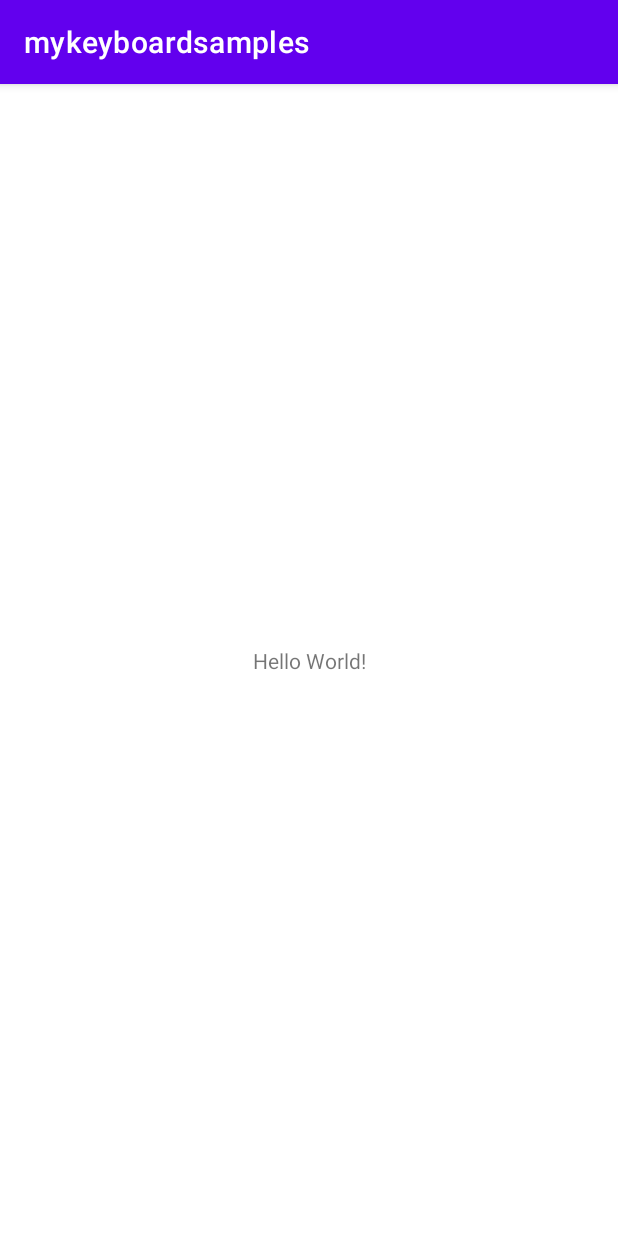
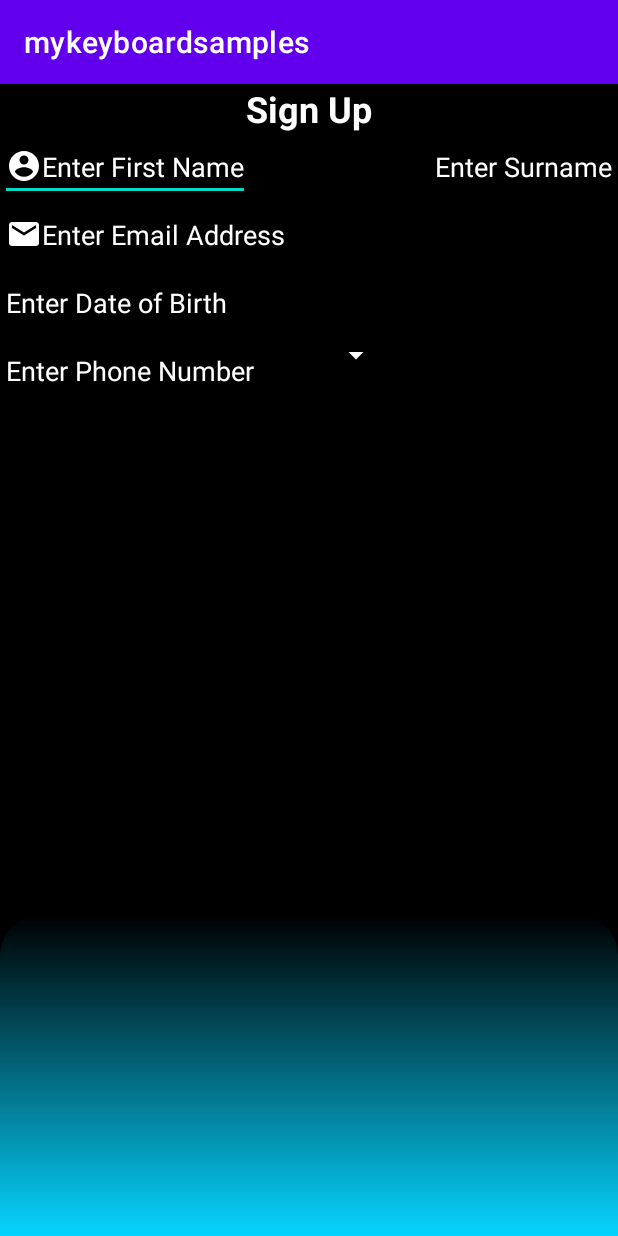
Before and after one commit to Mobile-App-Projects/My_Keyboard_Samples, an Android app: the screen it shows after launch (MainActivity), on a phone screen of 412 x 824 dp. Run offline under Robolectric (Android 15) with nearby library versions, the phone set to English and light mode, and no system bars.

Commit message:
UI design

```diff
--- /dev/null
+++ b/app/src/main/res/drawable/ic_account_circle_white.xml
@@ -0,0 +1,5 @@
+<vector android:height="24dp" android:tint="#FFFFFF"
+    android:viewportHeight="24" android:viewportWidth="24"
+    android:width="24dp" xmlns:android="http://schemas.android.com/apk/res/android">
+    <path android:fillColor="@android:color/white" android:pathData="M12,2C6.48,2 2,6.48 2,12s4.48,10 10,10 10,-4.48 10,-10S17.52,2 12,2zM12,5c1.66,0 3,1.34 3,3s-1.34,3 -3,3 -3,-1.34 -3,-3 1.34,-3 3,-3zM12,19.2c-2.5,0 -4.71,-1.28 -6,-3.22 0.03,-1.99 4,-3.08 6,-3.08 1.99,0 5.97,1.09 6,3.08 -1.29,1.94 -3.5,3.22 -6,3.22z"/>
+</vector>
--- /dev/null
+++ b/app/src/main/res/drawable/ic_email_white.xml
@@ -0,0 +1,5 @@
+<vector android:height="24dp" android:tint="#FFFFFF"
+    android:viewportHeight="24" android:viewportWidth="24"
+    android:width="24dp" xmlns:android="http://schemas.android.com/apk/res/android">
+    <path android:fillColor="@android:color/white" android:pathData="M20,4L4,4c-1.1,0 -1.99,0.9 -1.99,2L2,18c0,1.1 0.9,2 2,2h16c1.1,0 2,-0.9 2,-2L22,6c0,-1.1 -0.9,-2 -2,-2zM20,8l-8,5 -8,-5L4,6l8,5 8,-5v2z"/>
+</vector>
--- a/app/src/main/res/layout/activity_main.xml
+++ b/app/src/main/res/layout/activity_main.xml
@@ -1,18 +1,88 @@
 <?xml version="1.0" encoding="utf-8"?>
-<androidx.constraintlayout.widget.ConstraintLayout xmlns:android="http://schemas.android.com/apk/res/android"
+<RelativeLayout xmlns:android="http://schemas.android.com/apk/res/android"
     xmlns:app="http://schemas.android.com/apk/res-auto"
     xmlns:tools="http://schemas.android.com/tools"
     android:layout_width="match_parent"
     android:layout_height="match_parent"
+    android:background="@drawable/teal_bg"
     tools:context=".MainActivity">
 
     <TextView
+        android:id="@+id/sign_up"
         android:layout_width="wrap_content"
         android:layout_height="wrap_content"
-        android:text="Hello World!"
-        app:layout_constraintBottom_toBottomOf="parent"
-        app:layout_constraintLeft_toLeftOf="parent"
-        app:layout_constraintRight_toRightOf="parent"
-        app:layout_constraintTop_toTopOf="parent" />
+        android:text="@string/sign_up"
+        android:textStyle="bold"
+        android:textSize="24sp"
+        android:textColor="@color/white"
+        android:layout_centerHorizontal="true"
+        />
 
-</androidx.constraintlayout.widget.ConstraintLayout>
+    <EditText
+        android:id="@+id/first_name"
+        android:layout_width="wrap_content"
+        android:layout_height="wrap_content"
+        android:layout_below="@id/sign_up"
+        android:drawableStart="@drawable/ic_account_circle_white"
+        android:hint="@string/enter_first_name"
+        android:textColor="@color/white"
+        android:textColorHint="@color/white"
+        android:inputType="textCapSentences"
+        />
+
+    <EditText
+        android:id="@+id/surname"
+        android:layout_width="wrap_content"
+        android:layout_height="wrap_content"
+        android:layout_below="@id/sign_up"
+        android:layout_alignParentEnd="true"
+        android:hint="@string/enter_surname"
+        android:textColor="@color/white"
+        android:textColorHint="@color/white"
+        android:inputType="textCapSentences"
+        />
+
+    <EditText
+        android:id="@+id/email_address"
+        android:layout_width="wrap_content"
+        android:layout_height="wrap_content"
+        android:layout_below="@id/first_name"
+        android:drawableStart="@drawable/ic_email_white"
+        android:hint="@string/enter_email_address"
+        android:textColor="@color/white"
+        android:textColorHint="@color/white"
+        android:inputType="textEmailAddress"
+        />
+
+    <EditText
+        android:id="@+id/birthday"
+        android:layout_width="wrap_content"
+        android:layout_height="wrap_content"
+        android:ems="10"
+        android:layout_below="@id/email_address"
+        android:hint="@string/enter_date_of_birth"
+        android:textColorHint="@color/white"
+        />
+
+    <EditText
+        android:id="@+id/phone"
+        android:layout_width="wrap_content"
+        android:layout_height="wrap_content"
+        android:ems="10"
+        android:layout_below="@id/birthday"
+        android:hint="@string/enter_phone_number"
+        android:textColorHint="@color/white"
+        android:inputType="phone"
+        />
+
+    <Spinner
+        android:id="@+id/phone_spinner"
+        android:layout_width="wrap_content"
+        android:layout_height="wrap_content"
+        android:layout_below="@id/birthday"
+        android:layout_toEndOf="@id/phone"
+        android:backgroundTint="@color/white"
+        />
+
+
+</RelativeLayout>
--- a/app/src/main/res/values/strings.xml
+++ b/app/src/main/res/values/strings.xml
@@ -1,3 +1,15 @@
 <resources>
     <string name="app_name">mykeyboardsamples</string>
+    <string name="sign_up">Sign Up</string>
+    <string name="enter_first_name">Enter First Name</string>
+    <string name="enter_surname">Enter Surname</string>
+    <string name="enter_email_address">Enter Email Address</string>
+    <string name="enter_date_of_birth">Enter Date of Birth</string>
+    <string name="enter_phone_number">Enter Phone Number</string>
+    <string-array name="spinner_label">
+        <item>Home</item>
+        <item>Work</item>
+        <item>Mobile</item>
+        <item>Other</item>
+    </string-array>
 </resources>
```
Also changed, not shown: app/src/main/res/drawable/teal_bg.png (added).
